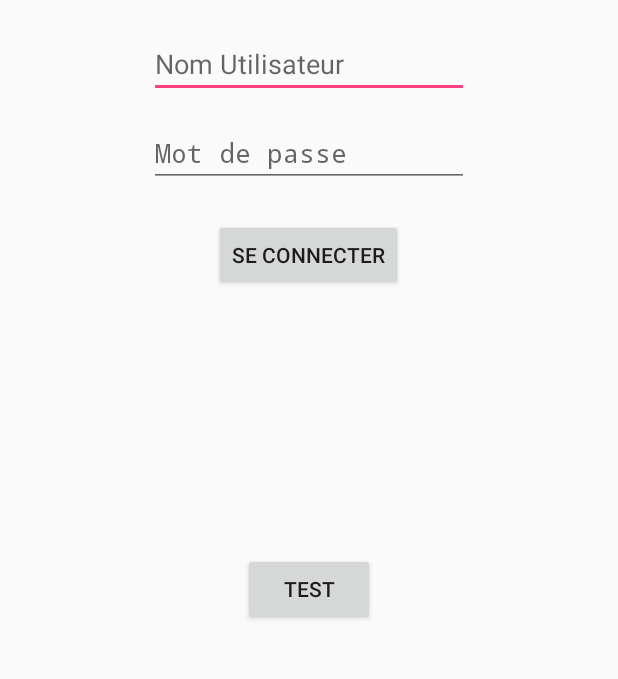
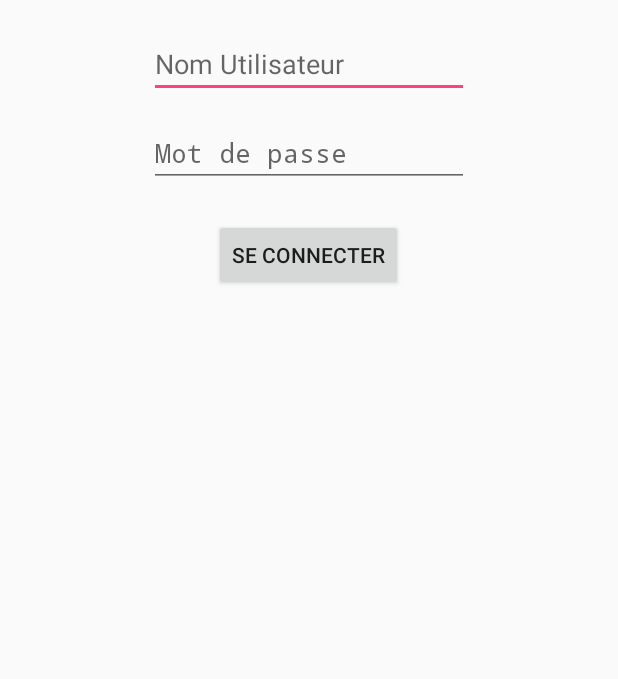
Before and after one commit to akiwi/ProjetIntegrationE, an Android app: the screen it shows after launch (MainActivity), after a tap on "SE CONNECTER", on a phone screen of 412 x 824 dp, the part 29-708 px from its top. Run offline under Robolectric (Android 15) with nearby library versions, the phone set to English and light mode, and no system bars.

Commit message:
V1.2b
- suppression de la classe TaskConnexion pour la TaskConnect qui fera le
boulot d'exécuter n'importe quelle requête en fonction du contentValue
=> suppression aussi du bouton test sur la connexion

```diff
--- a/Application/CareWatch/app/src/main/java/be/ephec/groupe3/carewatch/MainActivity.java
+++ b/Application/CareWatch/app/src/main/java/be/ephec/groupe3/carewatch/MainActivity.java
@@ -1,7 +1,6 @@
 package be.ephec.groupe3.carewatch;
         import android.app.Activity;
         import android.content.ContentValues;
-        import android.content.Context;
         import android.content.Intent;
         import android.os.Bundle;
         import android.util.Log;
@@ -10,22 +9,23 @@ package be.ephec.groupe3.carewatch;
         import android.widget.TextView;
         import android.widget.Toast;
 
+        import org.json.JSONException;
+        import org.json.JSONObject;
+
         import be.ephec.groupe3.carewatch.Task.TaskConnect;
-        import be.ephec.groupe3.carewatch.Task.TaskConnexion;
-//Test
-public class MainActivity extends Activity implements TaskConnexion.CustomConnexion, View.OnClickListener, TaskConnect.CustomConnexion {
+
+public class MainActivity extends Activity implements View.OnClickListener, TaskConnect.CustomConnexion {
     private TextView userName;
     private TextView userPwd;
     private Button btnConnect;
-    private Button btnTest;
 
     private String login = "";
     private String pass = "";
 
     private final String URL_CONNEXION = "http://192.168.0.16/projetintegration/connexion.php?";
 
-    private Boolean debug = true; //passer en mode debug et avoir des infos en plus
-    private Boolean test = true; //active l'interface de test
+    private Boolean debug = false; //passer en mode debug et avoir des infos en plus
+    private Boolean test = false; //active l'interface de test
 
 
     @Override
@@ -37,14 +37,9 @@ public class MainActivity extends Activity implements TaskConnexion.CustomConnex
         userName = (TextView) findViewById(R.id.ET_name);
         userPwd = (TextView) findViewById(R.id.ET_pass);
         btnConnect = (Button) findViewById(R.id.btn_connect);
-        btnTest = (Button) findViewById(R.id.btn_test);
-
-        if(test)
-            btnTest.setVisibility(View.VISIBLE);
 
         //on défini la méthode onClick plus bas et plus joli ATTENTION à bien ajouter l'implements
         btnConnect.setOnClickListener(this);
-        btnTest.setOnClickListener(this);
 
     }
 
@@ -53,21 +48,6 @@ public class MainActivity extends Activity implements TaskConnexion.CustomConnex
 
         switch(v.getId()) {
             case R.id.btn_connect: {
-                login = userName.getText().toString();
-                pass = userPwd.getText().toString();
-
-                //on créé une nouvelle Tache Asynchrone pour la connexion
-                TaskConnexion connexion = new TaskConnexion(this);
-
-
-                if ((!login.isEmpty()) && (!pass.isEmpty())) {
-                    //on passe l'url et les identifiant à notre tache
-                    connexion.execute(URL_CONNEXION, login, pass);
-                } else
-                    Toast.makeText(this, "Les champs ne peuvent pas être vide", Toast.LENGTH_SHORT).show();
-            }
-            case R.id.btn_test: {
-                if (test) {
                 login = userName.getText().toString();
                 pass = userPwd.getText().toString();
                 TaskConnect con = new TaskConnect(this);
@@ -81,8 +61,6 @@ public class MainActivity extends Activity implements TaskConnexion.CustomConnex
                     con.execute(cv);
                 } else
                     Toast.makeText(this, "Les champs ne peuvent pas être vide", Toast.LENGTH_SHORT).show();
-
-                }
             }
         }
 
@@ -95,8 +73,17 @@ public class MainActivity extends Activity implements TaskConnexion.CustomConnex
 
     @Override
     public void showResultConnexion(String s){
-        Log.d("Réponse",s);
-        if(s.equals("-1")){
+        String id = "";
+        try {
+            JSONObject jo = new JSONObject(s);
+            id = jo.optString("id").toString();
+        } catch (JSONException e) {
+            e.printStackTrace();
+        }
+        Log.d("Réponse",id);
+        if(id.equals("-1")){
+            if(debug)
+                Toast.makeText(this,s,Toast.LENGTH_SHORT).show();
             Toast.makeText(this,"Login/mot de passe incorrect",Toast.LENGTH_SHORT).show();
         }
         else{
--- a/Application/CareWatch/app/src/main/res/layout/connexion.xml
+++ b/Application/CareWatch/app/src/main/res/layout/connexion.xml
@@ -44,13 +44,4 @@
         android:layout_below="@+id/ET_pass"
         android:layout_centerHorizontal="true" />
 
-    <Button
-        android:text="Test"
-        android:layout_width="wrap_content"
-        android:layout_height="wrap_content"
-        android:layout_centerVertical="true"
-        android:layout_centerHorizontal="true"
-        android:id="@+id/btn_test"
-        android:visibility="gone" />
-
 </RelativeLayout>
```
Also changed, not shown: Application/CareWatch/app/src/main/java/be/ephec/groupe3/carewatch/Task/TaskConnexion.java (deleted, +0 -149 lines). Lines whose indentation alone changed are shown as unchanged.
